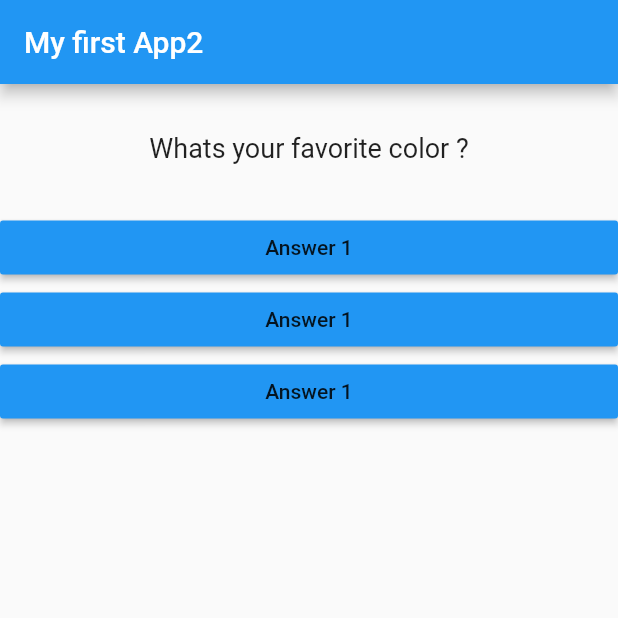
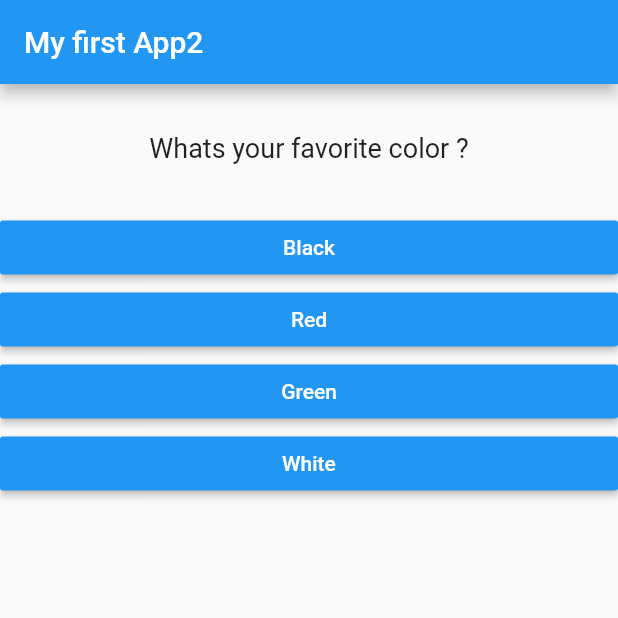
Before and after one commit to kamgolabek/Flutter-Crash-Course-for-Beginners-2019, a Flutter app: the screen it shows after launch, on a phone screen of 412 x 824 dp, the top half of it. Run offline on Flutter 3.47's test engine with Material 2 defaults, Android fonts, the phone set to English and light mode, and no system bars.

Commit message:
dynamicly generate answers and questions

```diff
--- a/lib/answer.dart
+++ b/lib/answer.dart
@@ -1,11 +1,11 @@
 import 'package:flutter/material.dart';
 
 class Answer extends StatelessWidget {
-  // final String answerText;
+  final String answerText;
 
   final Function selectHandler;
 
-  Answer(this.selectHandler);
+  Answer(this.selectHandler, this.answerText);
 
   @override
   Widget build(BuildContext context) {
@@ -13,7 +13,8 @@ class Answer extends StatelessWidget {
         width: double.infinity,
         child: RaisedButton(
           color: Colors.blue,
-          child: Text('Answer 1'),
+          textColor: Colors.white,
+          child: Text(answerText),
           onPressed: selectHandler,
         ));
   }
--- a/lib/main.dart
+++ b/lib/main.dart
@@ -27,8 +27,18 @@ class _MyAppState extends State<MyApp> {
   @override
   Widget build(BuildContext context) {
     var questions = [
-      'Whats your favorite color ?',
-      'Whats your favorite animal?'
+      {
+        'questionText': 'Whats your favorite color ?',
+        'answers': ['Black', 'Red', 'Green', 'White']
+      },
+      {
+        'questionText': 'Whats your favorite animal ?',
+        'answers': ['Dog', 'Rabit', 'Elephant', 'Lion']
+      },
+      {
+        'questionText': 'What  is your age  ?',
+        'answers': ['< 10', ' > 20', '<50>']
+      }
     ];
 
     return MaterialApp(
@@ -38,10 +48,10 @@ class _MyAppState extends State<MyApp> {
         ),
         body: Column(
           children: [
-            Question(questions[_questionIndex]),
-            Answer(_answerQuestion),
-            Answer(_answerQuestion),
-            Answer(_answerQuestion),
+            Question(questions[_questionIndex]['questionText']),
+            ...(questions[_questionIndex]['answers'] as List<String>).map((answer) {
+              return Answer(_answerQuestion, answer);
+            }).toList()
           ],
         ),
       ),
--- a/pubspec.yaml
+++ b/pubspec.yaml
@@ -14,7 +14,7 @@ description: A new Flutter project.
 version: 1.0.0+1
 
 environment:
-  sdk: ">=2.1.0 <3.0.0"
+  sdk: ">=2.2.2 <3.0.0"
 
 dependencies:
   flutter:
```
